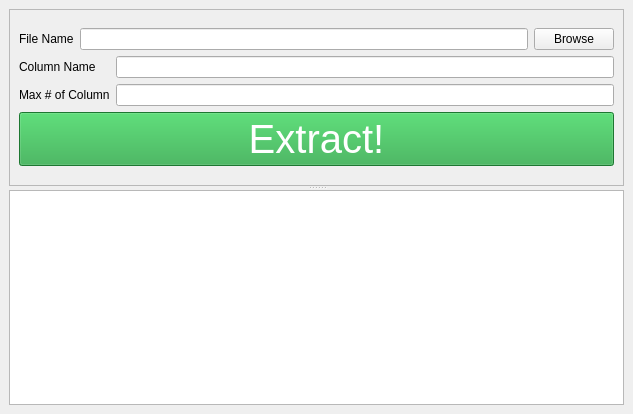
jkadbear/ColX, file mainwindow.ui: the form before one commit.
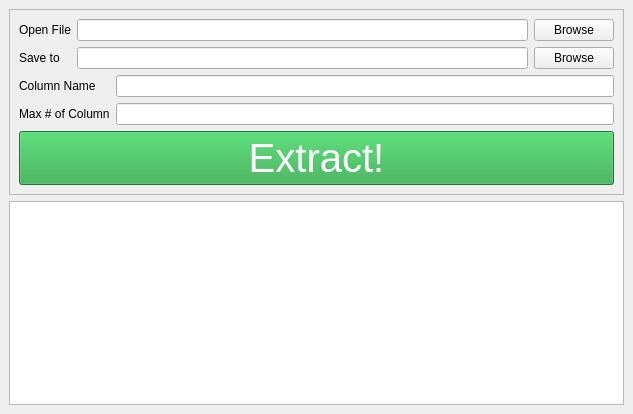
The form after the commit.

```diff
--- a/mainwindow.ui
+++ b/mainwindow.ui
@@ -25,10 +25,8 @@
   <widget class="QWidget" name="centralwidget">
    <layout class="QGridLayout" name="gridLayout_2">
     <item row="0" column="0">
-     <widget class="QSplitter" name="splitter">
-      <property name="orientation">
-       <enum>Qt::Vertical</enum>
-      </property>
+     <layout class="QVBoxLayout" name="verticalLayout_5">
+      <item>
       <widget class="QFrame" name="frame">
        <property name="styleSheet">
         <string notr="true"/>
@@ -41,16 +39,29 @@
        </property>
        <layout class="QGridLayout" name="gridLayout">
         <item row="0" column="0">
-         <layout class="QVBoxLayout" name="verticalLayout_3">
+          <layout class="QHBoxLayout" name="horizontalLayout_3">
           <item>
-           <layout class="QHBoxLayout" name="horizontalLayout">
+            <layout class="QVBoxLayout" name="verticalLayout_2">
             <item>
              <widget class="QLabel" name="label_2">
               <property name="text">
-               <string>File Name</string>
+                <string>Open File</string>
               </property>
              </widget>
             </item>
+             <item>
+              <widget class="QLabel" name="label">
+               <property name="text">
+                <string>Save to</string>
+               </property>
+              </widget>
+             </item>
+            </layout>
+           </item>
+           <item>
+            <layout class="QVBoxLayout" name="verticalLayout">
+             <item>
+              <layout class="QHBoxLayout" name="horizontalLayout">
             <item>
              <widget class="QLineEdit" name="lineEdit">
               <property name="styleSheet">
@@ -73,7 +84,29 @@
           <item>
            <layout class="QHBoxLayout" name="horizontalLayout_2">
             <item>
-             <layout class="QVBoxLayout" name="verticalLayout">
+                <widget class="QLineEdit" name="lineEdit_4">
+                 <property name="styleSheet">
+                  <string notr="true">color: rgb(0, 0, 0);</string>
+                 </property>
+                </widget>
+               </item>
+               <item>
+                <widget class="QPushButton" name="pushButton_3">
+                 <property name="text">
+                  <string>Browse</string>
+                 </property>
+                </widget>
+               </item>
+              </layout>
+             </item>
+            </layout>
+           </item>
+          </layout>
+         </item>
+         <item row="1" column="0">
+          <layout class="QHBoxLayout" name="horizontalLayout_4">
+           <item>
+            <layout class="QVBoxLayout" name="verticalLayout_4">
               <item>
                <widget class="QLabel" name="label_3">
                 <property name="text">
@@ -91,7 +124,7 @@
              </layout>
             </item>
             <item>
-             <layout class="QVBoxLayout" name="verticalLayout_2">
+            <layout class="QVBoxLayout" name="verticalLayout_3">
               <item>
                <widget class="QLineEdit" name="lineEdit_2">
                 <property name="styleSheet">
@@ -113,7 +146,7 @@
             </item>
            </layout>
           </item>
-          <item>
+         <item row="2" column="0">
            <widget class="QPushButton" name="pushButton_2">
             <property name="font">
              <font>
@@ -130,15 +163,16 @@
            </widget>
           </item>
          </layout>
-        </item>
-       </layout>
-      </widget>
+       </widget>
+      </item>
+      <item>
       <widget class="QTextBrowser" name="debugTextBrowser">
        <property name="styleSheet">
         <string notr="true">color: rgb(0, 0, 0);</string>
        </property>
       </widget>
-     </widget>
+      </item>
+     </layout>
     </item>
    </layout>
   </widget>
```
Left out of the diff: 144 changed lines with no effect on the pictures. Lines whose indentation alone changed are shown as unchanged.
